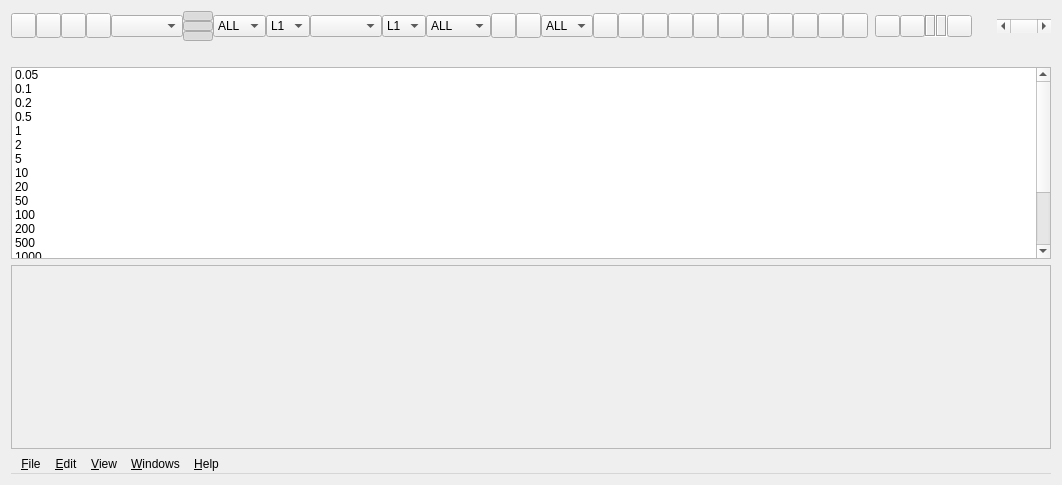
This is app/rtkplot_qt/plotmain.ui in tomojitakasu/RTKLIB as Qt 5 draws it before an edit. The edited form follows.
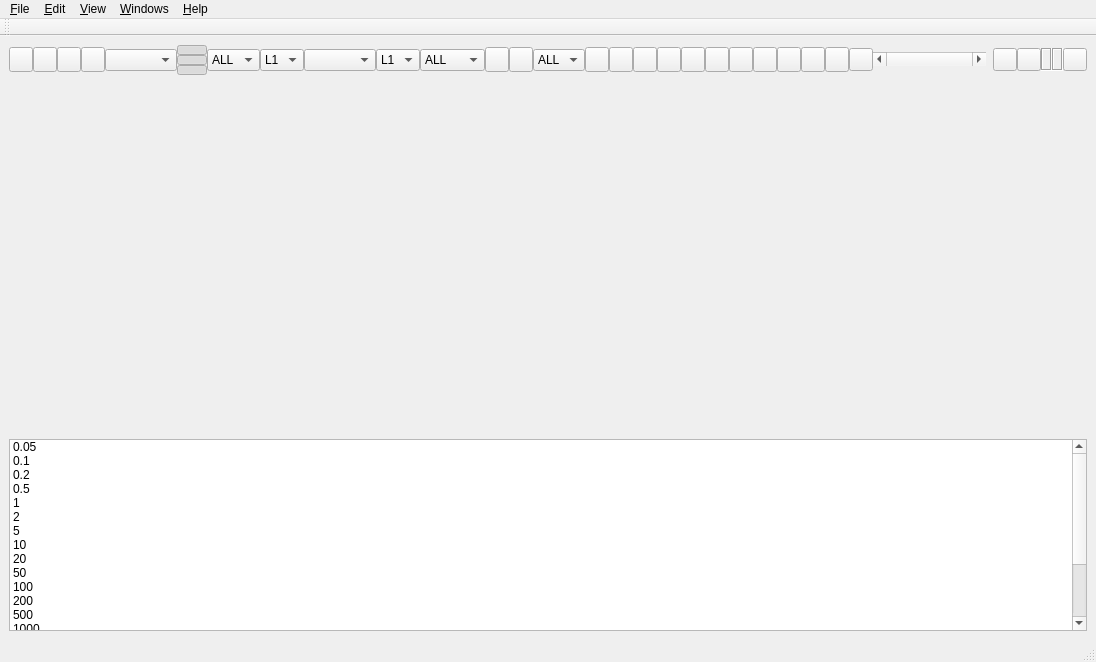
This is the edited form. Icons and pictures are not drawn.

Patch:
```diff
--- a/app/rtkplot_qt/plotmain.ui
+++ b/app/rtkplot_qt/plotmain.ui
@@ -1,23 +1,45 @@
 <?xml version="1.0" encoding="UTF-8"?>
 <ui version="4.0">
  <class>Plot</class>
- <widget class="QWidget" name="Plot">
+ <widget class="QMainWindow" name="Plot">
   <property name="geometry">
    <rect>
     <x>0</x>
     <y>0</y>
-    <width>891</width>
-    <height>485</height>
+    <width>1096</width>
+    <height>662</height>
    </rect>
   </property>
   <property name="windowTitle">
    <string>RTKPLOT</string>
   </property>
-  <property name="toolTip">
-   <string/>
-  </property>
+  <widget class="QWidget" name="centralwidget">
   <layout class="QVBoxLayout" name="verticalLayout_2">
    <item>
+     <widget class="QWidget" name="widget" native="true">
+      <property name="sizePolicy">
+       <sizepolicy hsizetype="MinimumExpanding" vsizetype="MinimumExpanding">
+        <horstretch>0</horstretch>
+        <verstretch>0</verstretch>
+       </sizepolicy>
+      </property>
+      <layout class="QVBoxLayout" name="verticalLayout_3">
+       <property name="spacing">
+        <number>0</number>
+       </property>
+       <property name="leftMargin">
+        <number>0</number>
+       </property>
+       <property name="topMargin">
+        <number>0</number>
+       </property>
+       <property name="rightMargin">
+        <number>0</number>
+       </property>
+       <property name="bottomMargin">
+        <number>0</number>
+       </property>
+       <item>
     <widget class="QWidget" name="Panel1" native="true">
      <property name="enabled">
       <bool>true</bool>
@@ -84,7 +106,7 @@
           <number>0</number>
          </property>
          <item>
-          <widget class="QPushButton" name="BtnConnect">
+              <widget class="QToolButton" name="BtnConnect">
            <property name="enabled">
             <bool>true</bool>
            </property>
@@ -111,7 +133,7 @@
           </widget>
          </item>
          <item>
-          <widget class="QPushButton" name="BtnSol1">
+              <widget class="QToolButton" name="BtnSol1">
            <property name="enabled">
             <bool>true</bool>
            </property>
@@ -137,7 +159,7 @@
           </widget>
          </item>
          <item>
-          <widget class="QPushButton" name="BtnSol2">
+              <widget class="QToolButton" name="BtnSol2">
            <property name="enabled">
             <bool>true</bool>
            </property>
@@ -163,7 +185,7 @@
           </widget>
          </item>
          <item>
-          <widget class="QPushButton" name="BtnSol12">
+              <widget class="QToolButton" name="BtnSol12">
            <property name="enabled">
             <bool>true</bool>
            </property>
@@ -526,7 +548,7 @@
              <number>0</number>
             </property>
             <item>
-             <widget class="QPushButton" name="BtnCenterOri">
+                 <widget class="QToolButton" name="BtnCenterOri">
               <property name="enabled">
                <bool>true</bool>
               </property>
@@ -549,7 +571,7 @@
              </widget>
             </item>
             <item>
-             <widget class="QPushButton" name="BtnRangeList">
+                 <widget class="QToolButton" name="BtnRangeList">
               <property name="enabled">
                <bool>true</bool>
               </property>
@@ -590,7 +612,7 @@
           </widget>
          </item>
          <item>
-          <widget class="QPushButton" name="BtnFitHoriz">
+              <widget class="QToolButton" name="BtnFitHoriz">
            <property name="enabled">
             <bool>true</bool>
            </property>
@@ -613,7 +635,7 @@
           </widget>
          </item>
          <item>
-          <widget class="QPushButton" name="BtnFitVert">
+              <widget class="QToolButton" name="BtnFitVert">
            <property name="enabled">
             <bool>true</bool>
            </property>
@@ -636,7 +658,7 @@
           </widget>
          </item>
          <item>
-          <widget class="QPushButton" name="BtnShowTrack">
+              <widget class="QToolButton" name="BtnShowTrack">
            <property name="enabled">
             <bool>true</bool>
            </property>
@@ -662,7 +684,7 @@
           </widget>
          </item>
          <item>
-          <widget class="QPushButton" name="BtnShowSkyplot">
+              <widget class="QToolButton" name="BtnShowSkyplot">
            <property name="enabled">
             <bool>true</bool>
            </property>
@@ -688,7 +710,7 @@
           </widget>
          </item>
          <item>
-          <widget class="QPushButton" name="BtnShowMap">
+              <widget class="QToolButton" name="BtnShowMap">
            <property name="enabled">
             <bool>true</bool>
            </property>
@@ -714,7 +736,7 @@
           </widget>
          </item>
          <item>
-          <widget class="QPushButton" name="BtnFixCent">
+              <widget class="QToolButton" name="BtnFixCent">
            <property name="enabled">
             <bool>true</bool>
            </property>
@@ -740,7 +762,7 @@
           </widget>
          </item>
          <item>
-          <widget class="QPushButton" name="BtnFixHoriz">
+              <widget class="QToolButton" name="BtnFixHoriz">
            <property name="enabled">
             <bool>true</bool>
            </property>
@@ -766,7 +788,7 @@
           </widget>
          </item>
          <item>
-          <widget class="QPushButton" name="BtnFixVert">
+              <widget class="QToolButton" name="BtnFixVert">
            <property name="enabled">
             <bool>true</bool>
            </property>
@@ -792,7 +814,7 @@
           </widget>
          </item>
          <item>
-          <widget class="QPushButton" name="BtnShowPoint">
+              <widget class="QToolButton" name="BtnShowPoint">
            <property name="enabled">
             <bool>true</bool>
            </property>
@@ -818,7 +840,7 @@
           </widget>
          </item>
          <item>
-          <widget class="QPushButton" name="BtnGE">
+              <widget class="QToolButton" name="BtnGE">
            <property name="enabled">
             <bool>true</bool>
            </property>
@@ -841,7 +863,7 @@
           </widget>
          </item>
          <item>
-          <widget class="QPushButton" name="BtnGM">
+              <widget class="QToolButton" name="BtnGM">
            <property name="enabled">
             <bool>true</bool>
            </property>
@@ -866,174 +888,6 @@
         </layout>
        </widget>
       </item>
-      <item>
-       <widget class="QWidget" name="Panel11" native="true">
-        <property name="enabled">
-         <bool>true</bool>
-        </property>
-        <property name="sizePolicy">
-         <sizepolicy hsizetype="Preferred" vsizetype="Fixed">
-          <horstretch>0</horstretch>
-          <verstretch>0</verstretch>
-         </sizepolicy>
-        </property>
-        <property name="toolTip">
-         <string/>
-        </property>
-        <property name="text" stdset="0">
-         <string/>
-        </property>
-        <layout class="QHBoxLayout" name="horizontalLayout_6">
-         <property name="spacing">
-          <number>0</number>
-         </property>
-         <property name="leftMargin">
-          <number>0</number>
-         </property>
-         <property name="topMargin">
-          <number>0</number>
-         </property>
-         <property name="rightMargin">
-          <number>0</number>
-         </property>
-         <property name="bottomMargin">
-          <number>0</number>
-         </property>
-         <item>
-          <widget class="QLabel" name="ConnectMsg">
-           <property name="enabled">
-            <bool>true</bool>
-           </property>
-           <property name="toolTip">
-            <string/>
-           </property>
-           <property name="text">
-            <string/>
-           </property>
-          </widget>
-         </item>
-         <item>
-          <widget class="QPushButton" name="BtnClear">
-           <property name="enabled">
-            <bool>true</bool>
-           </property>
-           <property name="maximumSize">
-            <size>
-             <width>25</width>
-             <height>25</height>
-            </size>
-           </property>
-           <property name="toolTip">
-            <string>Clear</string>
-           </property>
-           <property name="text">
-            <string/>
-           </property>
-           <property name="icon">
-            <iconset resource="../rtknavi_qt/rtknavi_qt.qrc">
-             <normaloff>:/buttons/del.bmp</normaloff>:/buttons/del.bmp</iconset>
-           </property>
-          </widget>
-         </item>
-         <item>
-          <widget class="QPushButton" name="BtnReload">
-           <property name="enabled">
-            <bool>true</bool>
-           </property>
-           <property name="maximumSize">
-            <size>
-             <width>25</width>
-             <height>25</height>
-            </size>
-           </property>
-           <property name="toolTip">
-            <string>Reload</string>
-           </property>
-           <property name="text">
-            <string/>
-           </property>
-           <property name="icon">
-            <iconset resource="../rtknavi_qt/rtknavi_qt.qrc">
-             <normaloff>:/buttons/reload.bmp</normaloff>:/buttons/reload.bmp</iconset>
-           </property>
-          </widget>
-         </item>
-         <item>
-          <widget class="QLabel" name="StrStatus1">
-           <property name="enabled">
-            <bool>true</bool>
-           </property>
-           <property name="maximumSize">
-            <size>
-             <width>25</width>
-             <height>25</height>
-            </size>
-           </property>
-           <property name="toolTip">
-            <string/>
-           </property>
-           <property name="frameShape">
-            <enum>QFrame::Box</enum>
-           </property>
-           <property name="frameShadow">
-            <enum>QFrame::Sunken</enum>
-           </property>
-           <property name="text">
-            <string/>
-           </property>
-          </widget>
-         </item>
-         <item>
-          <widget class="QLabel" name="StrStatus2">
-           <property name="enabled">
-            <bool>true</bool>
-           </property>
-           <property name="maximumSize">
-            <size>
-             <width>25</width>
-             <height>25</height>
-            </size>
-           </property>
-           <property name="toolTip">
-            <string/>
-           </property>
-           <property name="frameShape">
-            <enum>QFrame::Box</enum>
-           </property>
-           <property name="frameShadow">
-            <enum>QFrame::Sunken</enum>
-           </property>
-           <property name="text">
-            <string/>
-           </property>
-          </widget>
-         </item>
-         <item>
-          <widget class="QPushButton" name="BtnOptions">
-           <property name="enabled">
-            <bool>true</bool>
-           </property>
-           <property name="maximumSize">
-            <size>
-             <width>25</width>
-             <height>25</height>
-            </size>
-           </property>
-           <property name="toolTip">
-            <string>Options</string>
-           </property>
-           <property name="text">
-            <string/>
-           </property>
-           <property name="icon">
-            <iconset resource="../rtknavi_qt/rtknavi_qt.qrc">
-             <normaloff>:/buttons/toolbmp</normaloff>:/buttons/toolbmp</iconset>
-           </property>
-          </widget>
-         </item>
-        </layout>
-       </widget>
-      </item>
       <item>
        <widget class="QWidget" name="Panel12" native="true">
         <property name="enabled">
@@ -1068,7 +922,7 @@
           <number>0</number>
          </property>
          <item>
-          <widget class="QPushButton" name="BtnAnimate">
+              <widget class="QToolButton" name="BtnAnimate">
            <property name="enabled">
             <bool>true</bool>
            </property>
@@ -1085,10 +939,14 @@
             <string/>
            </property>
            <property name="icon">
-            <iconset resource="../rtknavi_qt/rtknavi_qt.qrc">
-             <normaloff>:/buttons/anim1.bmp</normaloff>:/buttons/anim1.bmp</iconset>
-           </property>
-           <property name="flat">
+                <iconset resource="../rtklaunch_qt/rtklaunch_qt.qrc">
+                 <normaloff>:/buttons/anim1.bmp</normaloff>
+                 <normalon>:/buttons/anim2.bmp</normalon>:/buttons/anim1.bmp</iconset>
+               </property>
+               <property name="checkable">
+                <bool>true</bool>
+               </property>
+               <property name="flat" stdset="0">
             <bool>true</bool>
            </property>
           </widget>
@@ -1098,6 +956,12 @@
            <property name="enabled">
             <bool>true</bool>
            </property>
+               <property name="sizePolicy">
+                <sizepolicy hsizetype="MinimumExpanding" vsizetype="Fixed">
+                 <horstretch>0</horstretch>
+                 <verstretch>0</verstretch>
+                </sizepolicy>
+               </property>
            <property name="toolTip">
             <string>Time Scroll</string>
            </property>
@@ -1118,14 +982,8 @@
            </property>
           </widget>
          </item>
-        </layout>
-       </widget>
-      </item>
-     </layout>
-    </widget>
-   </item>
    <item>
-    <widget class="QWidget" name="Panel2" native="true">
+              <widget class="QWidget" name="Panel11" native="true">
      <property name="enabled">
       <bool>true</bool>
      </property>
@@ -1141,7 +999,7 @@
      <property name="text" stdset="0">
       <string/>
      </property>
-     <layout class="QHBoxLayout" name="horizontalLayout_11">
+               <layout class="QHBoxLayout" name="horizontalLayout_6">
       <property name="spacing">
        <number>0</number>
       </property>
@@ -1158,56 +1016,29 @@
        <number>0</number>
       </property>
       <item>
-       <widget class="QWidget" name="Panel21" native="true">
+                 <widget class="QLabel" name="ConnectMsg">
         <property name="enabled">
          <bool>true</bool>
         </property>
-        <property name="sizePolicy">
-         <sizepolicy hsizetype="Preferred" vsizetype="Fixed">
-          <horstretch>0</horstretch>
-          <verstretch>0</verstretch>
-         </sizepolicy>
-        </property>
         <property name="toolTip">
          <string/>
         </property>
-        <property name="text" stdset="0">
-         <string/>
-        </property>
-        <layout class="QHBoxLayout" name="horizontalLayout_9">
-         <property name="spacing">
-          <number>0</number>
-         </property>
-         <property name="leftMargin">
-          <number>0</number>
-         </property>
-         <property name="topMargin">
-          <number>0</number>
-         </property>
-         <property name="rightMargin">
-          <number>0</number>
-         </property>
-         <property name="bottomMargin">
-          <number>0</number>
-         </property>
-         <item>
-          <widget class="QLabel" name="Message1">
-           <property name="enabled">
-            <bool>true</bool>
-           </property>
-           <property name="toolTip">
-            <string/>
-           </property>
            <property name="text">
             <string/>
            </property>
           </widget>
          </item>
          <item>
-          <widget class="QLabel" name="QL1">
+                 <widget class="QToolButton" name="BtnClear">
            <property name="enabled">
             <bool>true</bool>
            </property>
+                  <property name="maximumSize">
+                   <size>
+                    <width>25</width>
+                    <height>25</height>
+                   </size>
+                  </property>
            <property name="toolTip">
             <string/>
            </property>
@@ -1217,10 +1048,16 @@
           </widget>
          </item>
          <item>
-          <widget class="QLabel" name="QL2">
+                 <widget class="QToolButton" name="BtnReload">
            <property name="enabled">
             <bool>true</bool>
            </property>
+                  <property name="maximumSize">
+                   <size>
+                    <width>25</width>
+                    <height>25</height>
+                   </size>
+                  </property>
            <property name="toolTip">
             <string/>
            </property>
@@ -1230,81 +1067,79 @@
           </widget>
          </item>
          <item>
-          <widget class="QLabel" name="QL3">
+                 <widget class="QLabel" name="StrStatus1">
            <property name="enabled">
             <bool>true</bool>
            </property>
+                  <property name="maximumSize">
+                   <size>
+                    <width>25</width>
+                    <height>25</height>
+                   </size>
+                  </property>
            <property name="toolTip">
             <string/>
            </property>
-           <property name="text">
-            <string/>
-           </property>
-          </widget>
-         </item>
-         <item>
-          <widget class="QLabel" name="QL4">
-           <property name="enabled">
-            <bool>true</bool>
-           </property>
-           <property name="toolTip">
-            <string/>
-           </property>
+                  <property name="frameShape">
+                   <enum>QFrame::Box</enum>
+                  </property>
+                  <property name="frameShadow">
+                   <enum>QFrame::Sunken</enum>
+                  </property>
            <property name="text">
             <string/>
            </property>
           </widget>
          </item>
          <item>
-          <widget class="QLabel" name="QL5">
+                 <widget class="QLabel" name="StrStatus2">
            <property name="enabled">
             <bool>true</bool>
            </property>
+                  <property name="maximumSize">
+                   <size>
+                    <width>25</width>
+                    <height>25</height>
+                   </size>
+                  </property>
            <property name="toolTip">
             <string/>
            </property>
-           <property name="text">
-            <string/>
-           </property>
-          </widget>
-         </item>
-         <item>
-          <widget class="QLabel" name="Message2">
-           <property name="enabled">
-            <bool>true</bool>
-           </property>
-           <property name="toolTip">
-            <string/>
-           </property>
+                  <property name="frameShape">
+                   <enum>QFrame::Box</enum>
+                  </property>
+                  <property name="frameShadow">
+                   <enum>QFrame::Sunken</enum>
+                  </property>
            <property name="text">
             <string/>
            </property>
           </widget>
          </item>
          <item>
-          <widget class="QLabel" name="QL7">
+                 <widget class="QToolButton" name="BtnOptions">
            <property name="enabled">
             <bool>true</bool>
            </property>
+                  <property name="maximumSize">
+                   <size>
+                    <width>25</width>
+                    <height>25</height>
+                   </size>
+                  </property>
            <property name="toolTip">
             <string/>
            </property>
            <property name="text">
             <string/>
            </property>
-          </widget>
-         </item>
-         <item>
-          <widget class="QLabel" name="QL6">
-           <property name="enabled">
-            <bool>true</bool>
-           </property>
-           <property name="toolTip">
-            <string/>
-           </property>
-           <property name="text">
-            <string/>
-           </property>
+                  <property name="icon">
+                   <iconset resource="../rtklaunch_qt/rtklaunch_qt.qrc">
+                    <normaloff>:/buttons/toolbmp</normaloff>:/buttons/toolbmp</iconset>
+                  </property>
+                 </widget>
+                </item>
+               </layout>
           </widget>
          </item>
         </layout>
@@ -1313,6 +1148,19 @@
      </layout>
     </widget>
    </item>
+       <item>
+        <widget class="QLabel" name="Disp">
+         <property name="sizePolicy">
+          <sizepolicy hsizetype="MinimumExpanding" vsizetype="MinimumExpanding">
+           <horstretch>0</horstretch>
+           <verstretch>0</verstretch>
+          </sizepolicy>
+         </property>
+         <property name="margin">
+          <number>1</number>
+         </property>
+        </widget>
+       </item>
    <item>
     <widget class="QListWidget" name="RangeList">
      <property name="enabled">
@@ -1424,32 +1272,19 @@
      </item>
     </widget>
    </item>
-   <item>
-    <widget class="QLabel" name="Disp">
-     <property name="sizePolicy">
-      <sizepolicy hsizetype="Preferred" vsizetype="Preferred">
-       <horstretch>0</horstretch>
-       <verstretch>0</verstretch>
-      </sizepolicy>
-     </property>
-     <property name="frameShape">
-      <enum>QFrame::StyledPanel</enum>
-     </property>
-    </widget>
-   </item>
-   <item>
-    <widget class="QMenuBar" name="mainMenu">
-     <property name="enabled">
-      <bool>true</bool>
-     </property>
-     <property name="sizePolicy">
-      <sizepolicy hsizetype="MinimumExpanding" vsizetype="Fixed">
-       <horstretch>0</horstretch>
-       <verstretch>0</verstretch>
-      </sizepolicy>
-     </property>
-     <property name="toolTip">
-      <string/>
+      </layout>
+     </widget>
+    </item>
+   </layout>
+  </widget>
+  <widget class="QMenuBar" name="menubar">
+   <property name="geometry">
+    <rect>
+     <x>0</x>
+     <y>0</y>
+     <width>1096</width>
+     <height>27</height>
+    </rect>
      </property>
      <widget class="QMenu" name="MenuFile">
       <property name="enabled">
@@ -1565,8 +1400,251 @@
      <addaction name="Windows1"/>
      <addaction name="MenuHelp"/>
     </widget>
-   </item>
-  </layout>
+  <widget class="QStatusBar" name="statusbar">
+   <property name="sizePolicy">
+    <sizepolicy hsizetype="MinimumExpanding" vsizetype="Preferred">
+     <horstretch>0</horstretch>
+     <verstretch>0</verstretch>
+    </sizepolicy>
+   </property>
+   <widget class="QWidget" name="Panel21" native="true">
+    <property name="enabled">
+     <bool>true</bool>
+    </property>
+    <property name="geometry">
+     <rect>
+      <x>0</x>
+      <y>0</y>
+      <width>1081</width>
+      <height>16</height>
+     </rect>
+    </property>
+    <property name="sizePolicy">
+     <sizepolicy hsizetype="MinimumExpanding" vsizetype="Fixed">
+      <horstretch>0</horstretch>
+      <verstretch>0</verstretch>
+     </sizepolicy>
+    </property>
+    <property name="toolTip">
+     <string/>
+    </property>
+    <property name="text" stdset="0">
+     <string/>
+    </property>
+    <layout class="QHBoxLayout" name="horizontalLayout_9">
+     <property name="spacing">
+      <number>0</number>
+     </property>
+     <property name="leftMargin">
+      <number>0</number>
+     </property>
+     <property name="topMargin">
+      <number>0</number>
+     </property>
+     <property name="rightMargin">
+      <number>0</number>
+     </property>
+     <property name="bottomMargin">
+      <number>0</number>
+     </property>
+     <item>
+      <widget class="QLabel" name="Message1">
+       <property name="enabled">
+        <bool>true</bool>
+       </property>
+       <property name="sizePolicy">
+        <sizepolicy hsizetype="Fixed" vsizetype="Preferred">
+         <horstretch>0</horstretch>
+         <verstretch>0</verstretch>
+        </sizepolicy>
+       </property>
+       <property name="toolTip">
+        <string/>
+       </property>
+       <property name="text">
+        <string/>
+       </property>
+      </widget>
+     </item>
+     <item>
+      <widget class="QLabel" name="QL1">
+       <property name="enabled">
+        <bool>true</bool>
+       </property>
+       <property name="sizePolicy">
+        <sizepolicy hsizetype="Fixed" vsizetype="Preferred">
+         <horstretch>0</horstretch>
+         <verstretch>0</verstretch>
+        </sizepolicy>
+       </property>
+       <property name="toolTip">
+        <string/>
+       </property>
+       <property name="text">
+        <string/>
+       </property>
+      </widget>
+     </item>
+     <item>
+      <widget class="QLabel" name="QL2">
+       <property name="enabled">
+        <bool>true</bool>
+       </property>
+       <property name="sizePolicy">
+        <sizepolicy hsizetype="Fixed" vsizetype="Preferred">
+         <horstretch>0</horstretch>
+         <verstretch>0</verstretch>
+        </sizepolicy>
+       </property>
+       <property name="toolTip">
+        <string/>
+       </property>
+       <property name="text">
+        <string/>
+       </property>
+      </widget>
+     </item>
+     <item>
+      <widget class="QLabel" name="QL3">
+       <property name="enabled">
+        <bool>true</bool>
+       </property>
+       <property name="sizePolicy">
+        <sizepolicy hsizetype="Fixed" vsizetype="Preferred">
+         <horstretch>0</horstretch>
+         <verstretch>0</verstretch>
+        </sizepolicy>
+       </property>
+       <property name="toolTip">
+        <string/>
+       </property>
+       <property name="text">
+        <string/>
+       </property>
+      </widget>
+     </item>
+     <item>
+      <widget class="QLabel" name="QL4">
+       <property name="enabled">
+        <bool>true</bool>
+       </property>
+       <property name="sizePolicy">
+        <sizepolicy hsizetype="Fixed" vsizetype="Preferred">
+         <horstretch>0</horstretch>
+         <verstretch>0</verstretch>
+        </sizepolicy>
+       </property>
+       <property name="toolTip">
+        <string/>
+       </property>
+       <property name="text">
+        <string/>
+       </property>
+      </widget>
+     </item>
+     <item>
+      <widget class="QLabel" name="QL5">
+       <property name="enabled">
+        <bool>true</bool>
+       </property>
+       <property name="sizePolicy">
+        <sizepolicy hsizetype="Fixed" vsizetype="Preferred">
+         <horstretch>0</horstretch>
+         <verstretch>0</verstretch>
+        </sizepolicy>
+       </property>
+       <property name="toolTip">
+        <string/>
+       </property>
+       <property name="text">
+        <string/>
+       </property>
+      </widget>
+     </item>
+     <item>
+      <widget class="QLabel" name="QL6">
+       <property name="enabled">
+        <bool>true</bool>
+       </property>
+       <property name="sizePolicy">
+        <sizepolicy hsizetype="Fixed" vsizetype="Preferred">
+         <horstretch>0</horstretch>
+         <verstretch>0</verstretch>
+        </sizepolicy>
+       </property>
+       <property name="toolTip">
+        <string/>
+       </property>
+       <property name="text">
+        <string/>
+       </property>
+      </widget>
+     </item>
+     <item>
+      <widget class="QLabel" name="QL7">
+       <property name="enabled">
+        <bool>true</bool>
+       </property>
+       <property name="sizePolicy">
+        <sizepolicy hsizetype="Fixed" vsizetype="Preferred">
+         <horstretch>0</horstretch>
+         <verstretch>0</verstretch>
+        </sizepolicy>
+       </property>
+       <property name="toolTip">
+        <string/>
+       </property>
+       <property name="text">
+        <string/>
+       </property>
+      </widget>
+     </item>
+     <item>
+      <spacer name="horizontalSpacer">
+       <property name="orientation">
+        <enum>Qt::Horizontal</enum>
+       </property>
+       <property name="sizeHint" stdset="0">
+        <size>
+         <width>40</width>
+         <height>20</height>
+        </size>
+       </property>
+      </spacer>
+     </item>
+     <item>
+      <widget class="QLabel" name="Message2">
+       <property name="enabled">
+        <bool>true</bool>
+       </property>
+       <property name="sizePolicy">
+        <sizepolicy hsizetype="Fixed" vsizetype="Preferred">
+         <horstretch>0</horstretch>
+         <verstretch>0</verstretch>
+        </sizepolicy>
+       </property>
+       <property name="toolTip">
+        <string/>
+       </property>
+       <property name="text">
+        <string/>
+       </property>
+      </widget>
+     </item>
+    </layout>
+   </widget>
+  </widget>
+  <widget class="QToolBar" name="toolBar">
+   <property name="windowTitle">
+    <string>toolBar</string>
+   </property>
+   <attribute name="toolBarArea">
+    <enum>TopToolBarArea</enum>
+   </attribute>
+   <attribute name="toolBarBreak">
+    <bool>false</bool>
+   </attribute>
+  </widget>
   <action name="MenuOpenSol1">
    <property name="text">
     <string>Open Solution-&amp;1...</string>
```
Left out of the diff: 203 changed lines with no effect on the pictures. Lines whose indentation alone changed are shown as unchanged.
